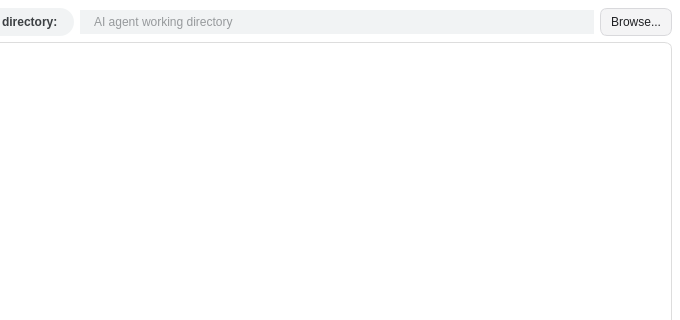
First picture: the form in ai_agent.ui, repository frankyeh/DSI-Studio, before the edit; both pictures show x 420 to 1100 and y 0 to 320 of the 1100 by 700 pixel window.
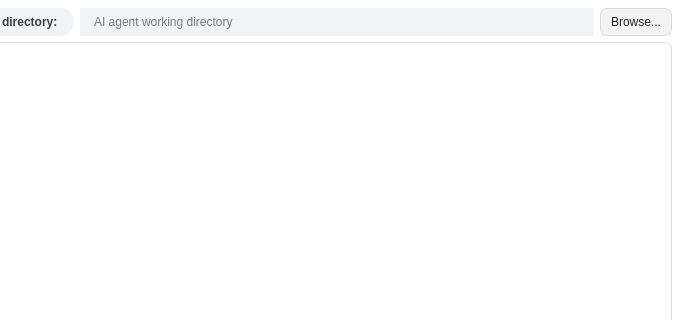
Second picture: the form after the edit. Icons and pictures are not drawn.

```diff
--- a/ai_agent.ui
+++ b/ai_agent.ui
@@ -92,17 +92,6 @@
 QPushButton#ai_quick_settings:pressed {
     background-color: #dadce0;
 }
-QLineEdit#ai_work_dir {
-    color: #3c4043;
-    background-color: #f1f3f4;
-    border: none;
-    border-radius: 14px;
-    padding: 4px 12px;
-}
-QLineEdit#ai_work_dir:focus {
-    background-color: #ffffff;
-    border: 1px solid #1a73e8;
-}
 QCheckBox#ai_show_reasoning {
     color: #3c4043;
     spacing: 6px;
@@ -324,10 +313,37 @@
            </widget>
           </item>
           <item>
-           <widget class="QLineEdit" name="ai_work_dir">
-            <property name="placeholderText">
-             <string>AI agent working directory</string>
+           <widget class="QFrame" name="ai_work_dir_frame">
+            <property name="styleSheet">
+             <string notr="true">QFrame#ai_work_dir_frame { border: none; border-radius: 16px; background-color: #f1f3f4; }</string>
             </property>
+            <layout class="QHBoxLayout" name="ai_work_dir_frame_layout">
+             <property name="leftMargin">
+              <number>12</number>
+             </property>
+             <property name="topMargin">
+              <number>0</number>
+             </property>
+             <property name="rightMargin">
+              <number>12</number>
+             </property>
+             <property name="bottomMargin">
+              <number>0</number>
+             </property>
+             <item>
+              <widget class="QLineEdit" name="ai_work_dir">
+               <property name="frame">
+                <bool>false</bool>
+               </property>
+               <property name="styleSheet">
+                <string notr="true">QLineEdit#ai_work_dir { border: none; background: transparent; }</string>
+               </property>
+               <property name="placeholderText">
+                <string>AI agent working directory</string>
+               </property>
+              </widget>
+             </item>
+            </layout>
            </widget>
           </item>
           <item>
```
